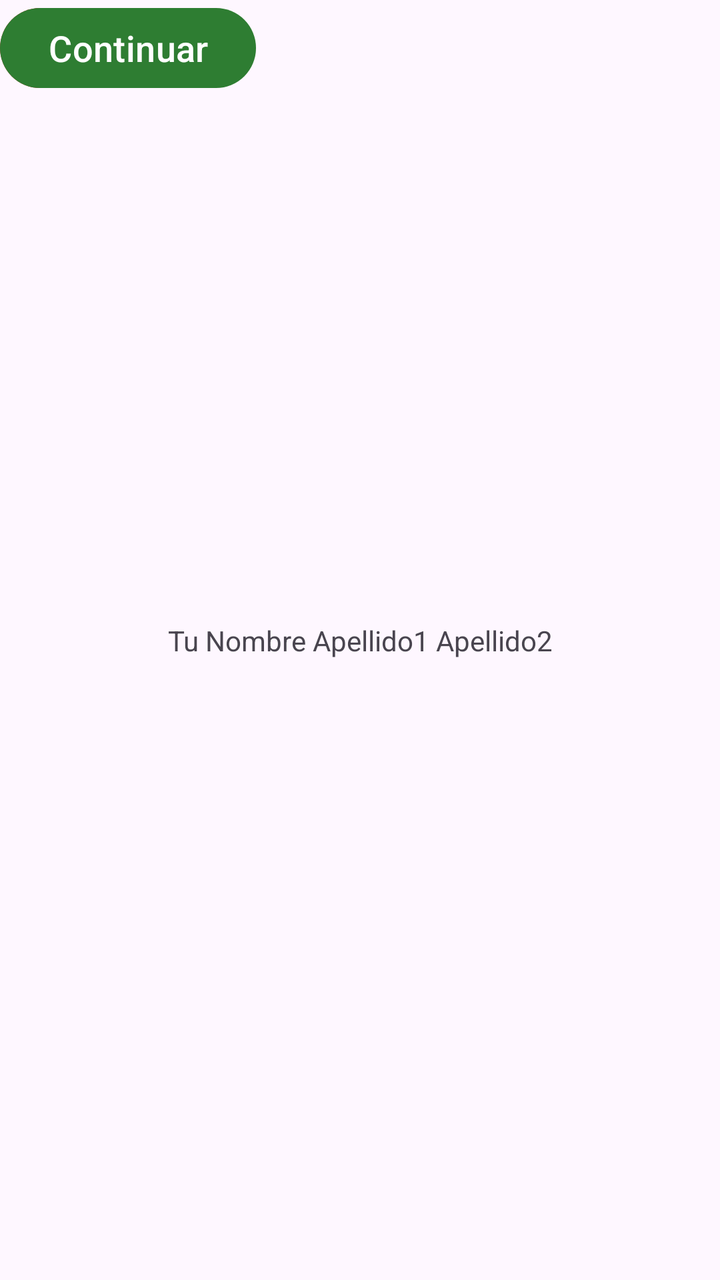
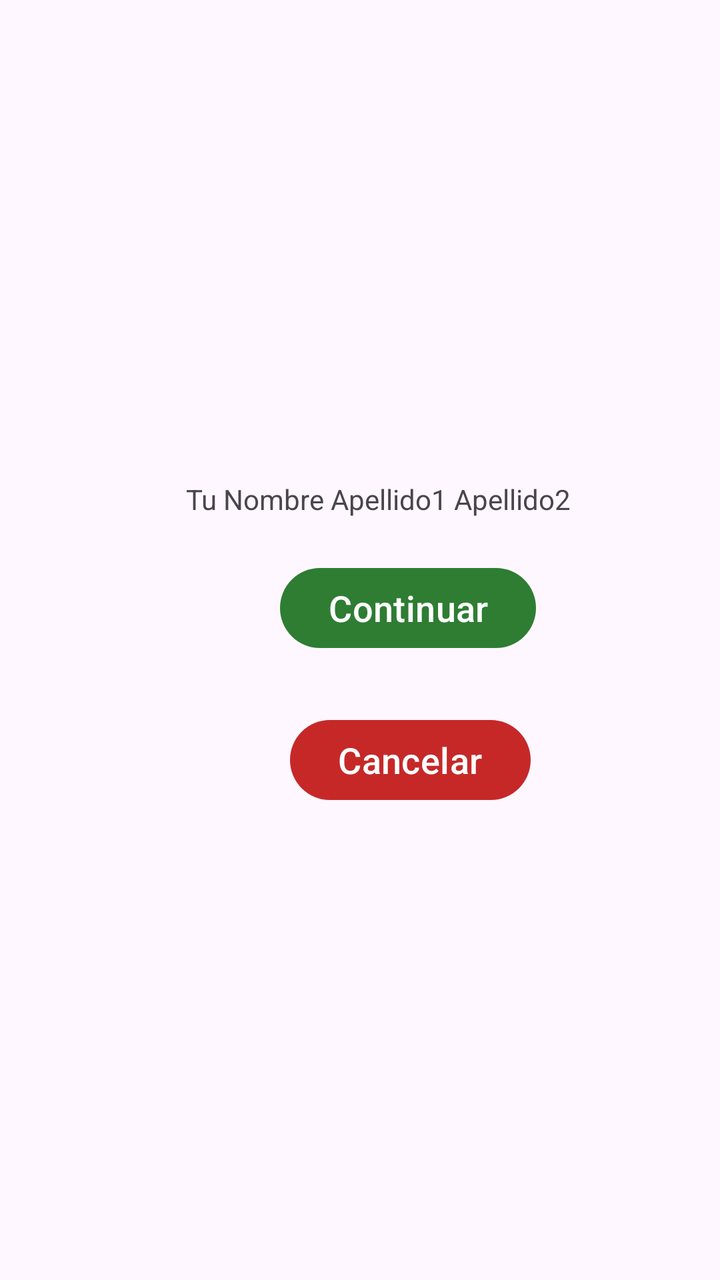

Two renders of the same Android screen: before a commit and after it. Below are the layout's source before the change and the commit's diff.
<!-- AndroidManifest.xml: application theme Theme.RecursosIsrael -->
<!-- res/layout/activity_main.xml -->
<?xml version="1.0" encoding="utf-8"?>
<androidx.constraintlayout.widget.ConstraintLayout xmlns:android="http://schemas.android.com/apk/res/android"
    xmlns:app="http://schemas.android.com/apk/res-auto"
    xmlns:tools="http://schemas.android.com/tools"
    android:id="@+id/main"
    android:layout_width="match_parent"
    android:layout_height="match_parent"
    tools:context=".MainActivity">

    <TextView
        android:layout_width="wrap_content"
        android:layout_height="wrap_content"
        android:text="@string/nombre_completo"
        app:layout_constraintBottom_toBottomOf="parent"
        app:layout_constraintEnd_toEndOf="parent"
        app:layout_constraintStart_toStartOf="parent"
        app:layout_constraintTop_toTopOf="parent" />

    <Button
        android:id="@+id/button"
        android:layout_width="wrap_content"
        android:layout_height="wrap_content"
        android:text="@string/cancelar"
        tools:layout_editor_absoluteX="43dp"
        tools:layout_editor_absoluteY="433dp"
        app:backgroundTint="@color/rojo"
        style="@style/BotonTarea"/>

    <Button
        android:id="@+id/button2"
        android:layout_width="wrap_content"
        android:layout_height="wrap_content"
        android:text="@string/continuar"
        tools:layout_editor_absoluteX="250dp"
        tools:layout_editor_absoluteY="426dp"
        app:backgroundTint="@color/verde"
        style="@style/BotonTarea"/>

</androidx.constraintlayout.widget.ConstraintLayout>
<!-- resources referenced by this layout -->
<resources>
  <color name="rojo">#C62828</color>
  <color name="verde">#2E7D32</color>
  <string name="cancelar">Cancelar</string>
  <string name="continuar">Continuar</string>
  <string name="nombre_completo" translatable="false">Tu Nombre Apellido1 Apellido2</string>
  <style name="BotonTarea" parent="Widget.Material3.Button">
          <item name="android:layout_height">56dp</item>
          <item name="android:layout_margin">12dp</item>
          <item name="android:textSize">18sp</item>
      </style>
  <style name="Theme.RecursosIsrael" parent="Base.Theme.RecursosIsrael" />
  <style name="Base.Theme.RecursosIsrael" parent="Theme.Material3.DayNight.NoActionBar">
          
          
      </style>
</resources>

<!-- the commit's change to res/layout/activity_main.xml (unified diff, before → after) -->
@@ -8,32 +8,43 @@
     tools:context=".MainActivity">
 
     <TextView
+        android:id="@+id/textView2"
         android:layout_width="wrap_content"
         android:layout_height="wrap_content"
+        android:layout_marginStart="93dp"
+        android:layout_marginTop="240dp"
         android:text="@string/nombre_completo"
-        app:layout_constraintBottom_toBottomOf="parent"
-        app:layout_constraintEnd_toEndOf="parent"
         app:layout_constraintStart_toStartOf="parent"
         app:layout_constraintTop_toTopOf="parent" />
 
     <Button
         android:id="@+id/button"
+        style="@style/BotonTarea"
         android:layout_width="wrap_content"
         android:layout_height="wrap_content"
+        android:layout_marginStart="145dp"
+        android:layout_marginTop="28dp"
         android:text="@string/cancelar"
-        tools:layout_editor_absoluteX="43dp"
-        tools:layout_editor_absoluteY="433dp"
         app:backgroundTint="@color/rojo"
-        style="@style/BotonTarea"/>
+        app:layout_constraintStart_toStartOf="parent"
+        app:layout_constraintTop_toBottomOf="@+id/button2" />
 
     <Button
         android:id="@+id/button2"
-        android:layout_width="wrap_content"
-        android:layout_height="wrap_content"
+        style="@style/BotonTarea"
+        android:layout_width="128dp"
+        android:layout_height="48dp"
+        android:layout_marginStart="140dp"
+        android:layout_marginTop="21dp"
         android:text="@string/continuar"
-        tools:layout_editor_absoluteX="250dp"
-        tools:layout_editor_absoluteY="426dp"
         app:backgroundTint="@color/verde"
-        style="@style/BotonTarea"/>
+        app:layout_constraintStart_toStartOf="parent"
+        app:layout_constraintTop_toBottomOf="@+id/textView2" />
+
+    <androidx.constraintlayout.widget.Guideline android:layout_width="wrap_content"
+        android:layout_height="wrap_content" />
+
+    <androidx.constraintlayout.widget.Guideline android:layout_width="wrap_content"
+        android:layout_height="wrap_content" />
 
 </androidx.constraintlayout.widget.ConstraintLayout>
<!-- resource entries referenced after the edit -->
@@ -4,10 +4,9 @@
   <color name="verde">#2E7D32</color>
   <string name="cancelar">Cancelar</string>
   <string name="continuar">Continuar</string>
-  <string name="nombre_completo" translatable="false">Tu Nombre Apellido1 Apellido2</string>
+  <string name="nombre_completo">Tu Nombre Apellido1 Apellido2</string>
   <style name="BotonTarea" parent="Widget.Material3.Button">
-          <item name="android:layout_height">56dp</item>
-          <item name="android:layout_margin">12dp</item>
+          
           <item name="android:textSize">18sp</item>
       </style>
   <style name="Theme.RecursosIsrael" parent="Base.Theme.RecursosIsrael" />
